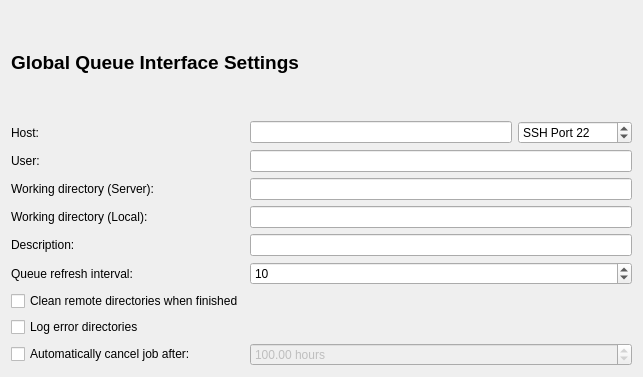
Old version of the form src/globalsearch/queueinterfaces/globalqueueinterfacesettingswidget.ui in the repository xtalopt/XtalOpt.
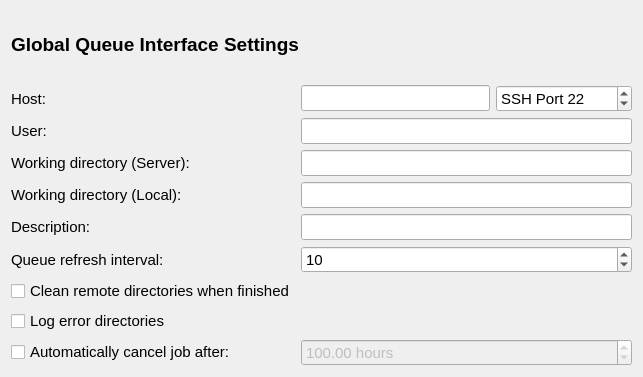
New version of the form.

The edit to the form file:
```diff
--- a/src/globalsearch/queueinterfaces/globalqueueinterfacesettingswidget.ui
+++ b/src/globalsearch/queueinterfaces/globalqueueinterfacesettingswidget.ui
@@ -10,6 +10,11 @@
     <height>377</height>
    </rect>
   </property>
+  <property name="font">
+   <font>
+    <pointsize>11</pointsize>
+   </font>
+  </property>
   <property name="windowTitle">
    <string>Form</string>
   </property>
```
